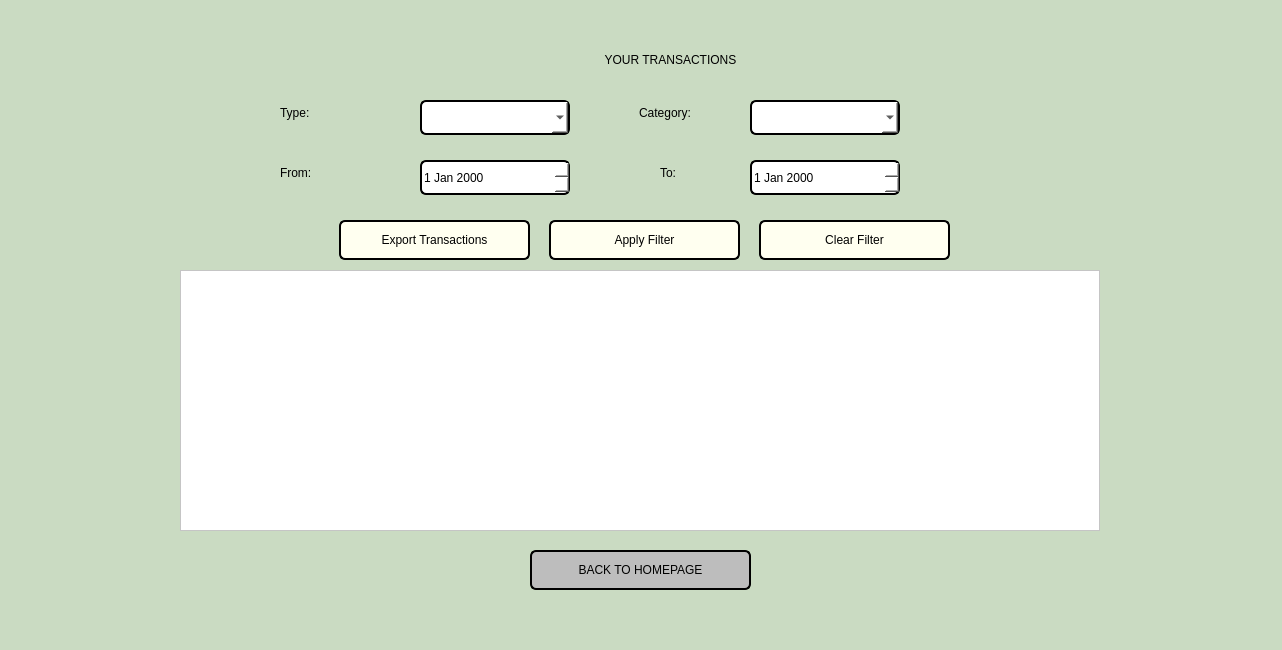
First picture: the form in viewtransactions.ui, repository aasishhumagain/BudgetBuddy, before the edit.
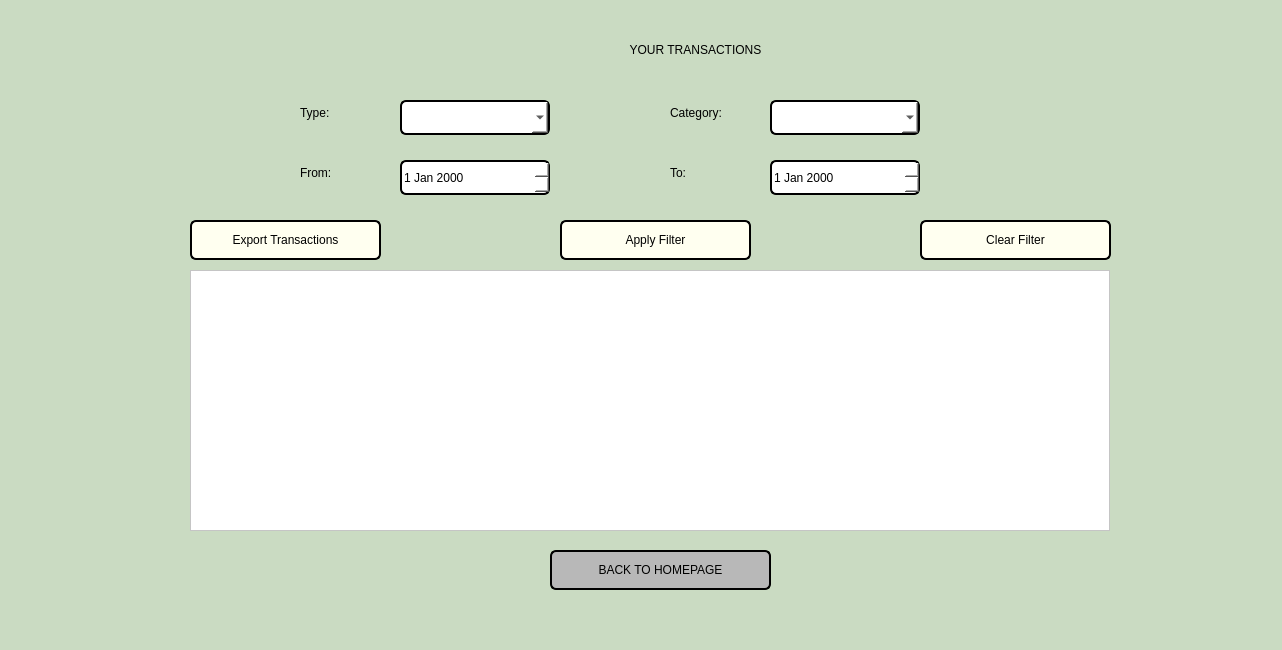
Second picture: the form after the edit.

```diff
--- a/viewtransactions.ui
+++ b/viewtransactions.ui
@@ -19,10 +19,10 @@
   <widget class="QLabel" name="labelTitle">
    <property name="geometry">
     <rect>
-     <x>420</x>
-     <y>40</y>
-     <width>501</width>
-     <height>40</height>
+     <x>390</x>
+     <y>19</y>
+     <width>611</width>
+     <height>61</height>
     </rect>
    </property>
    <property name="styleSheet">
@@ -38,7 +38,7 @@
   <widget class="QLabel" name="labelType">
    <property name="geometry">
     <rect>
-     <x>280</x>
+     <x>300</x>
      <y>100</y>
      <width>80</width>
      <height>25</height>
@@ -54,7 +54,7 @@
   <widget class="QComboBox" name="comboBoxTypeFilter">
    <property name="geometry">
     <rect>
-     <x>420</x>
+     <x>400</x>
      <y>100</y>
      <width>150</width>
      <height>35</height>
@@ -67,7 +67,7 @@
   <widget class="QLabel" name="labelCategory">
    <property name="geometry">
     <rect>
-     <x>639</x>
+     <x>670</x>
      <y>100</y>
      <width>91</width>
      <height>25</height>
@@ -83,7 +83,7 @@
   <widget class="QComboBox" name="comboBoxCategoryFilter">
    <property name="geometry">
     <rect>
-     <x>750</x>
+     <x>770</x>
      <y>100</y>
      <width>150</width>
      <height>35</height>
@@ -96,7 +96,7 @@
   <widget class="QLabel" name="labelFrom">
    <property name="geometry">
     <rect>
-     <x>280</x>
+     <x>300</x>
      <y>160</y>
      <width>80</width>
      <height>25</height>
@@ -112,7 +112,7 @@
   <widget class="QDateEdit" name="dateEditFrom">
    <property name="geometry">
     <rect>
-     <x>420</x>
+     <x>400</x>
      <y>160</y>
      <width>150</width>
      <height>35</height>
@@ -125,7 +125,7 @@
   <widget class="QLabel" name="labelTo">
    <property name="geometry">
     <rect>
-     <x>660</x>
+     <x>670</x>
      <y>160</y>
      <width>80</width>
      <height>25</height>
@@ -141,7 +141,7 @@
   <widget class="QDateEdit" name="dateEditTo">
    <property name="geometry">
     <rect>
-     <x>750</x>
+     <x>770</x>
      <y>160</y>
      <width>150</width>
      <height>35</height>
@@ -154,7 +154,7 @@
   <widget class="QPushButton" name="buttonApplyFilter">
    <property name="geometry">
     <rect>
-     <x>549</x>
+     <x>560</x>
      <y>220</y>
      <width>191</width>
      <height>40</height>
@@ -170,7 +170,7 @@
   <widget class="QPushButton" name="buttonClearFilter">
    <property name="geometry">
     <rect>
-     <x>759</x>
+     <x>920</x>
      <y>220</y>
      <width>191</width>
      <height>40</height>
@@ -186,7 +186,7 @@
   <widget class="QPushButton" name="buttonExport">
    <property name="geometry">
     <rect>
-     <x>339</x>
+     <x>190</x>
      <y>220</y>
      <width>191</width>
      <height>40</height>
@@ -202,7 +202,7 @@
   <widget class="QTableWidget" name="tableWidgetTransactions">
    <property name="geometry">
     <rect>
-     <x>180</x>
+     <x>190</x>
      <y>270</y>
      <width>920</width>
      <height>261</height>
@@ -229,14 +229,14 @@
   <widget class="QPushButton" name="buttonBack">
    <property name="geometry">
     <rect>
-     <x>530</x>
+     <x>550</x>
      <y>550</y>
      <width>221</width>
      <height>40</height>
     </rect>
    </property>
    <property name="styleSheet">
-    <string notr="true">font: 700 16pt &quot;Segoe UI&quot;; background-color: rgb(189, 189, 189); color: black; border: 2px solid black; border-radius: 6px;</string>
+    <string notr="true">font: 700 16pt &quot;Segoe UI&quot;;background-color: rgb(184, 184, 184);; color: black; border: 2px solid black; border-radius: 6px;</string>
    </property>
    <property name="text">
     <string>BACK TO HOMEPAGE</string>
```
